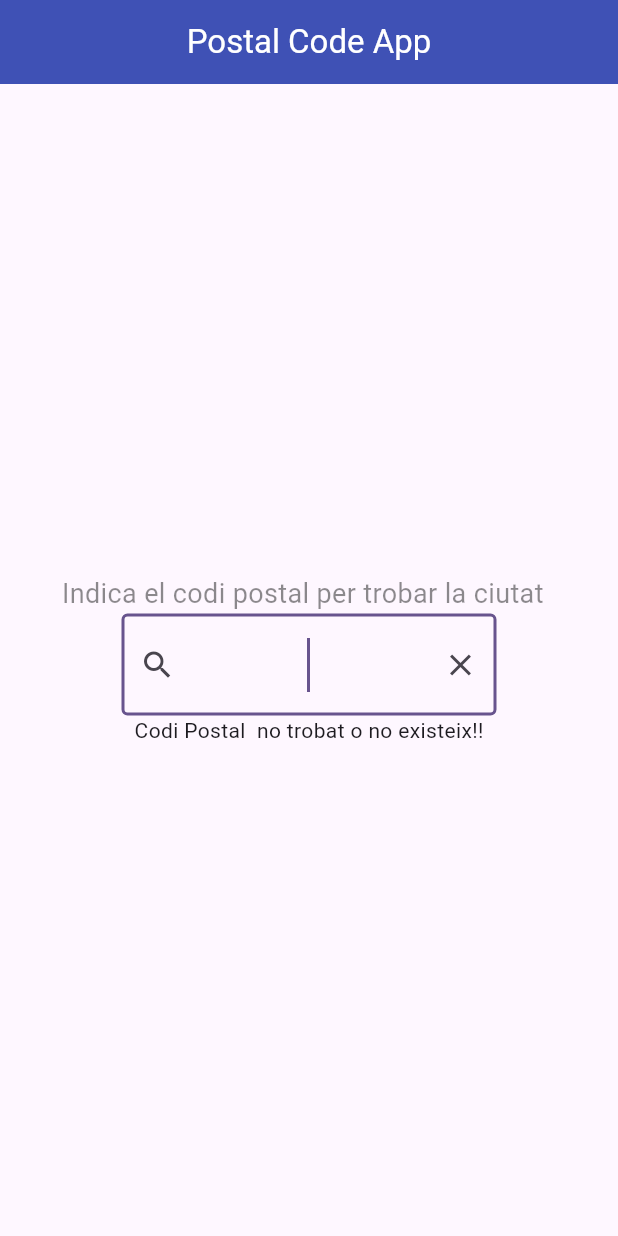
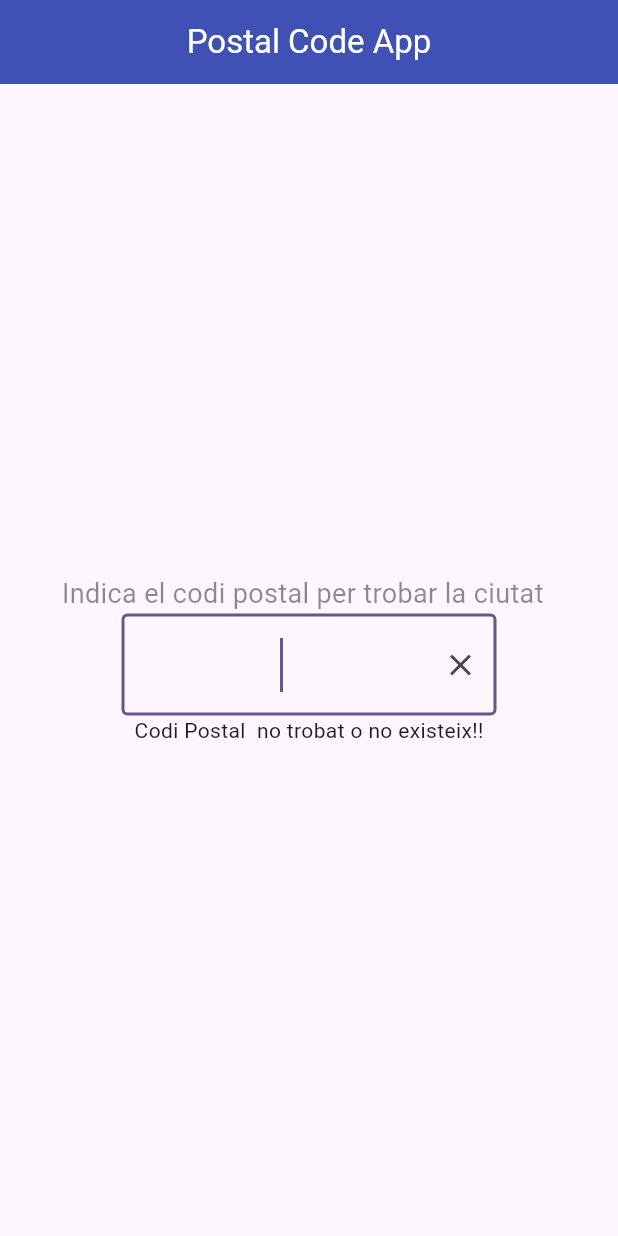
Before and after one commit to angelherrador/activitat_1_4, a Flutter app: the screen it shows after launch, on a phone screen of 412 x 824 dp. Run offline on Flutter 3.47's test engine with Material 2 defaults, Android fonts, the phone set to English and light mode, and no system bars; our stand-ins replace google_maps_flutter.

Commit message:
commit final entrega práctica

```diff
--- a/lib/screens/home.dart
+++ b/lib/screens/home.dart
@@ -64,7 +64,7 @@ class _HomeState extends State<Home> {
                     },
                   controller: zipCodeController,
                   decoration: InputDecoration(
-                    prefixIcon: const Icon(Icons.search),
+                    //prefixIcon: const Icon(Icons.search),
                     suffixIcon: IconButton(
                           icon: const Icon(Icons.clear,),
                           onPressed: zipCodeController.clear,
@@ -76,12 +76,12 @@ class _HomeState extends State<Home> {
                   textAlign: TextAlign.center,
                 ),
               ),
-              if (longitude == null)
+              if (postalCode==null)
                  Text("Codi Postal ${zipCodeController.text} no trobat o no existeix!!"),
-              // if (longitude != null)
-              //   Text('Codi Postal: $postalCode'),
+              if (postalCode != null)
+                Text('Codi Postal: $postalCode'),
               if (longitude != null)
-                Text('Ciutat: $city'),
+                Text('Ciutat: $city', style: TextStyle(fontSize: 24),),
               if (longitude != null)
                 Text('Comunitat: $state'),
               if (longitude != null)
--- a/pubspec.yaml
+++ b/pubspec.yaml
@@ -36,7 +36,7 @@ dependencies:
   # Use with the CupertinoIcons class for iOS style icons.
   cupertino_icons: ^1.0.2
   http: ^1.1.0
-  google_maps_flutter: ^2.5.0
+  #google_maps_flutter: ^2.5.0
 
 dev_dependencies:
   flutter_test:
```
Also changed, not shown: pubspec.lock.
